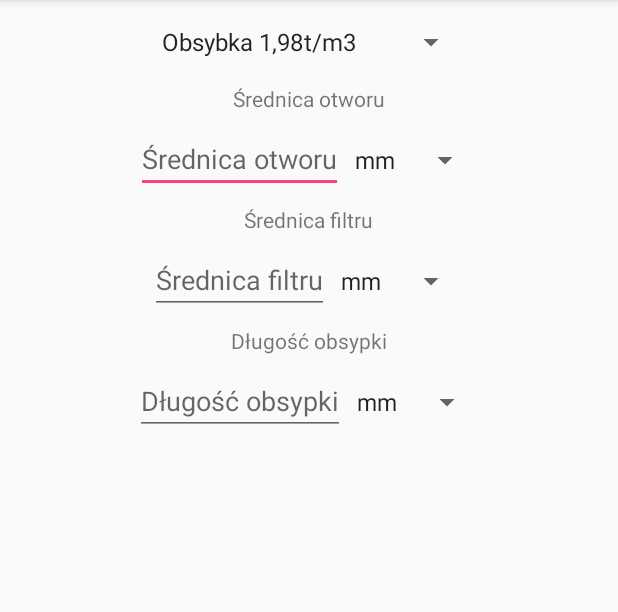
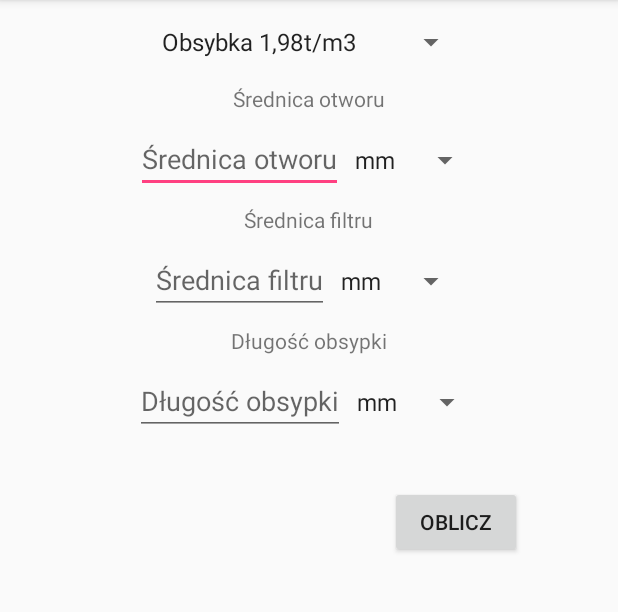
Before and after one commit to macwojs/Obsypka, an Android app: the screen it shows after launch (MainActivity), on a phone screen of 412 x 824 dp, the part 84-696 px from its top. Run offline under Robolectric (Android 15) with nearby library versions, the phone set to English and light mode, and no system bars.

```diff
--- a/app/src/main/res/layout/activity_main.xml
+++ b/app/src/main/res/layout/activity_main.xml
@@ -12,8 +12,8 @@
 
 
     <Spinner
+        android:id="@+id/wyb_mat"
         style="@style/material_spinner"
-        android:id="@+id/planets_spinner"
         android:entries="@array/material_array"/>
 
     <TextView
@@ -25,25 +25,29 @@
         android:orientation="horizontal"
         android:layout_marginBottom="8dp">
         <EditText
+            android:id="@+id/sr_otw"
             style="@style/wprowadzanie_wymiary"
             android:hint="@string/sr_otw"/>
         <Spinner
+            android:id="@+id/wyb_jed_otw"
             style="@style/wybieranie_jednostki"
             android:entries="@array/jed_array"/>
     </LinearLayout>
 
     <TextView
         style="@style/tytul_wymiary"
-        android:text="@string/sr_filtru"/>
+        android:text="@string/sr_fil"/>
     <LinearLayout
         android:layout_width="wrap_content"
         android:layout_height="wrap_content"
         android:orientation="horizontal"
         android:layout_marginBottom="8dp">
         <EditText
+            android:id="@+id/sr_fil"
             style="@style/wprowadzanie_wymiary"
-            android:hint="@string/sr_filtru"/>
+            android:hint="@string/sr_fil"/>
         <Spinner
+            android:id="@+id/wyb_jed_fil"
             style="@style/wybieranie_jednostki"
             android:entries="@array/jed_array"/>
     </LinearLayout>
@@ -57,10 +61,22 @@
         android:orientation="horizontal"
         android:layout_marginBottom="8dp">
         <EditText
+            android:id="@+id/d_obs"
             style="@style/wprowadzanie_wymiary"
             android:hint="@string/d_obs"/>
         <Spinner
+            android:id="@+id/wyb_jed_obs"
             style="@style/wybieranie_jednostki"
             android:entries="@array/jed_array"/>
     </LinearLayout>
+
+    <Button
+        style="@style/guzik_oblicz"
+        android:text="@string/Oblicz"
+        android:onClick="oblicz"/>
+
+    <TextView
+        android:id="@+id/proba"
+        android:layout_width="wrap_content"
+        android:layout_height="wrap_content" />
 </LinearLayout>
--- a/app/src/main/res/values/strings.xml
+++ b/app/src/main/res/values/strings.xml
@@ -11,11 +11,12 @@
     <string-array name="jed_array">
         <item>mm</item>
         <item>cm</item>
+        <item>dm</item>
         <item>m</item>
     </string-array>
 
     <string name="sr_otw">Średnica otworu</string>
-    <string name="sr_filtru">Średnica filtru</string>
+    <string name="sr_fil">Średnica filtru</string>
     <string name="d_obs">Długość obsypki</string>
     <string name="obs_waga">Obsybka 1,98t/m3</string>
     <string name="com_waga">Compactonic 1 t/m3</string>
--- a/app/src/main/res/values/styles.xml
+++ b/app/src/main/res/values/styles.xml
@@ -9,7 +9,7 @@
     </style>
 
     <style name="material_spinner">
-        <item name="android:layout_marginTop">16dp</item>
+        <item name="android:layout_margin">16dp</item>
         <item name="android:layout_marginBottom">16dp</item>
         <item name="android:layout_height">wrap_content</item>
         <item name="android:layout_width">wrap_content</item>
@@ -24,7 +24,7 @@
     <style name="wprowadzanie_wymiary">
         <item name="android:layout_height">wrap_content</item>
         <item name="android:layout_width">wrap_content</item>
-        <item name="android:inputType">number</item>
+        <item name="android:inputType">numberDecimal</item>
     </style>
 
     <style name="wybieranie_jednostki">
@@ -33,5 +33,12 @@
         <item name="android:gravity">center_vertical</item>
     </style>
 
-
+    <style name="guzik_oblicz">
+        <item name="android:layout_height">wrap_content</item>
+        <item name="android:layout_width">wrap_content</item>
+        <item name="android:textAllCaps">true</item>
+        <item name="android:layout_gravity">right</item>
+        <item name="android:layout_marginRight">64dp</item>
+        <item name="android:layout_marginTop">26dp</item>
+    </style>
 </resources>
```
Also changed, not shown: app/src/main/java/com/example/macwojs/obsypka/MainActivity.java (+33 -0 lines).
